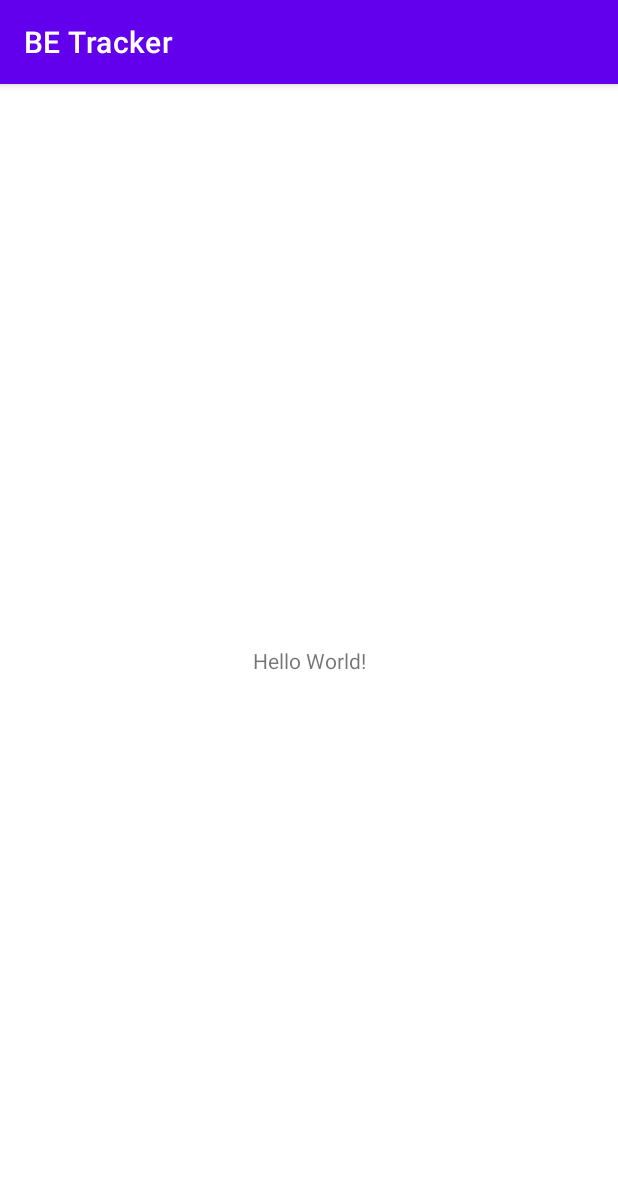
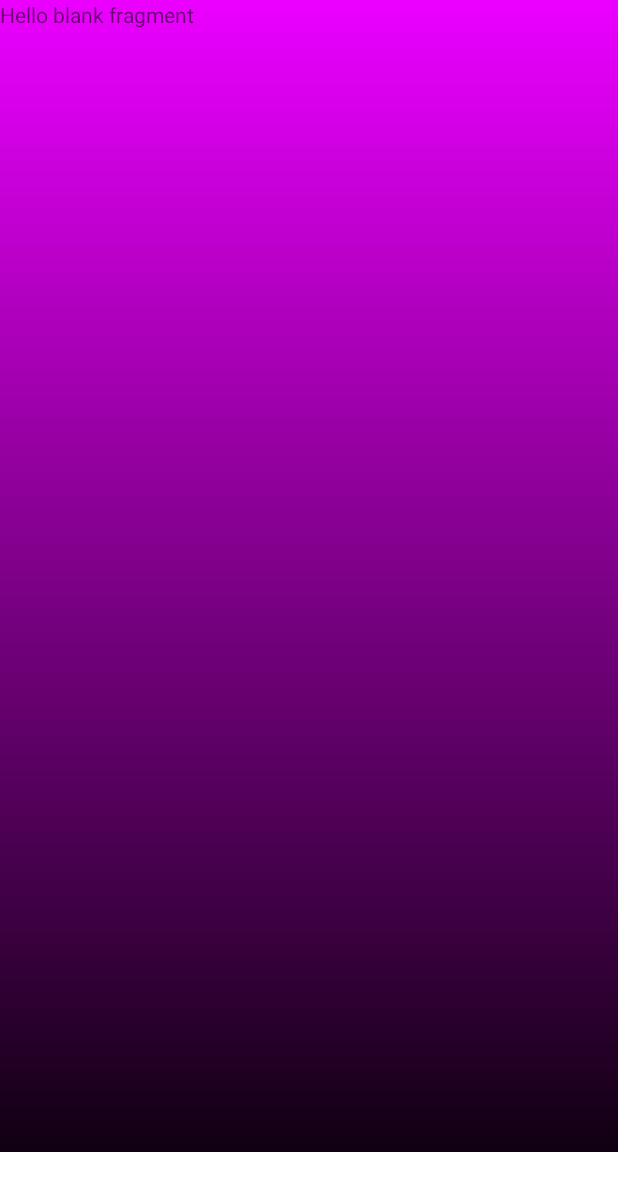
Before and after one commit to J-cart/BE_Tracker, an Android app: the screen it shows after launch (MainActivity), on a phone screen of 412 x 824 dp. Shown: the top 1191 px of the screen. Run offline under Robolectric (Android 15) with nearby library versions, the phone set to English and light mode, and no system bars; our stand-ins replace navigation-ui.

Commit message:
fragment setup done(navigation), added colors, changed theme

```diff
--- a/app/src/main/java/com/starshine/betracker/MainActivity.kt
+++ b/app/src/main/java/com/starshine/betracker/MainActivity.kt
@@ -2,10 +2,39 @@ package com.starshine.betracker
 
 import androidx.appcompat.app.AppCompatActivity
 import android.os.Bundle
+import androidx.core.view.isVisible
+import androidx.navigation.NavController
+import androidx.navigation.fragment.NavHostFragment
+import androidx.navigation.fragment.findNavController
+import androidx.navigation.ui.AppBarConfiguration
+import androidx.navigation.ui.setupWithNavController
+import com.starshine.betracker.databinding.ActivityMainBinding
 
 class MainActivity : AppCompatActivity() {
+    private lateinit var binding: ActivityMainBinding
+    private lateinit var navController: NavController
+    private lateinit var appBarConfiguration: AppBarConfiguration
+
     override fun onCreate(savedInstanceState: Bundle?) {
         super.onCreate(savedInstanceState)
-        setContentView(R.layout.activity_main)
+        binding = ActivityMainBinding.inflate(layoutInflater)
+        setContentView(binding.root)
+        appBarConfiguration = AppBarConfiguration(setOf(
+            R.id.signIn,
+        ))
+
+        val fragHost = supportFragmentManager.findFragmentById(R.id.fragHost) as NavHostFragment
+        navController = fragHost.findNavController()
+
+        navController.addOnDestinationChangedListener { _, destination, _->
+            binding.bottomNav.isVisible = appBarConfiguration.topLevelDestinations.contains(destination.id)
+
+        }
+        binding.bottomNav.setupWithNavController(navController)
+    }
+
+
+    override fun onSupportNavigateUp(): Boolean {
+        return navController.navigateUp() || super.onSupportNavigateUp()
     }
 }
--- /dev/null
+++ b/app/src/main/java/com/starshine/betracker/ui/SignIn.kt
@@ -0,0 +1,22 @@
+package com.starshine.betracker.ui
+
+import android.os.Bundle
+import androidx.fragment.app.Fragment
+import android.view.LayoutInflater
+import android.view.View
+import android.view.ViewGroup
+import com.starshine.betracker.R
+import com.starshine.betracker.databinding.FragmentSignInBinding
+
+class SignIn : Fragment() {
+    private lateinit var binding:FragmentSignInBinding
+    override fun onCreateView(
+        inflater: LayoutInflater, container: ViewGroup?,
+        savedInstanceState: Bundle?
+    ): View? {
+        // Inflate the layout for this fragment
+        binding = FragmentSignInBinding.inflate(inflater, container, false)
+        return binding.root
+    }
+
+}
--- /dev/null
+++ b/app/src/main/res/drawable/main_background_gradient.xml
@@ -0,0 +1,10 @@
+<?xml version="1.0" encoding="utf-8"?>
+<shape xmlns:android="http://schemas.android.com/apk/res/android">
+
+    <gradient
+        android:angle="90"
+        android:type="linear"
+        android:startColor="@color/black"
+        android:endColor="@color/be_purple"
+        />
+</shape>
--- a/app/src/main/res/layout/activity_main.xml
+++ b/app/src/main/res/layout/activity_main.xml
@@ -4,15 +4,29 @@
     xmlns:tools="http://schemas.android.com/tools"
     android:layout_width="match_parent"
     android:layout_height="match_parent"
+    android:background="@drawable/main_background_gradient"
     tools:context=".MainActivity">
 
-    <TextView
-        android:layout_width="wrap_content"
+    <androidx.fragment.app.FragmentContainerView
+        android:id="@+id/fragHost"
+        android:name="androidx.navigation.fragment.NavHostFragment"
+        android:layout_width="match_parent"
+        android:layout_height="0dp"
+        android:layout_above="@id/bottomNav"
+        app:defaultNavHost="true"
+        app:layout_constraintBottom_toTopOf="@+id/bottomNav"
+        app:layout_constraintEnd_toEndOf="parent"
+        app:layout_constraintStart_toStartOf="parent"
+        app:layout_constraintTop_toTopOf="parent"
+        app:navGraph="@navigation/main_navigation" />
+
+    <com.google.android.material.bottomnavigation.BottomNavigationView
+        android:id="@+id/bottomNav"
+        android:layout_width="match_parent"
         android:layout_height="wrap_content"
-        android:text="Hello World!"
+        android:layout_alignParentBottom="true"
         app:layout_constraintBottom_toBottomOf="parent"
         app:layout_constraintEnd_toEndOf="parent"
         app:layout_constraintStart_toStartOf="parent"
-        app:layout_constraintTop_toTopOf="parent" />
-
+        app:menu="@menu/bottom_nav" />
 </androidx.constraintlayout.widget.ConstraintLayout>
--- /dev/null
+++ b/app/src/main/res/layout/fragment_sign_in.xml
@@ -0,0 +1,14 @@
+<?xml version="1.0" encoding="utf-8"?>
+<FrameLayout xmlns:android="http://schemas.android.com/apk/res/android"
+    xmlns:tools="http://schemas.android.com/tools"
+    android:layout_width="match_parent"
+    android:layout_height="match_parent"
+    tools:context=".ui.SignIn">
+
+    <!-- TODO: Update blank fragment layout -->
+    <TextView
+        android:layout_width="match_parent"
+        android:layout_height="match_parent"
+        android:text="@string/hello_blank_fragment" />
+
+</FrameLayout>
--- /dev/null
+++ b/app/src/main/res/menu/bottom_nav.xml
@@ -0,0 +1,4 @@
+<?xml version="1.0" encoding="utf-8"?>
+<menu xmlns:android="http://schemas.android.com/apk/res/android">
+
+</menu>
--- /dev/null
+++ b/app/src/main/res/navigation/main_navigation.xml
@@ -0,0 +1,13 @@
+<?xml version="1.0" encoding="utf-8"?>
+<navigation xmlns:android="http://schemas.android.com/apk/res/android"
+    xmlns:app="http://schemas.android.com/apk/res-auto"
+    xmlns:tools="http://schemas.android.com/tools"
+    android:id="@+id/navigation.xml"
+    app:startDestination="@id/signIn">
+
+    <fragment
+        android:id="@+id/signIn"
+        android:name="com.starshine.betracker.ui.SignIn"
+        android:label="fragment_sign_in"
+        tools:layout="@layout/fragment_sign_in" />
+</navigation>
--- a/app/src/main/res/values-night/themes.xml
+++ b/app/src/main/res/values-night/themes.xml
@@ -1,6 +1,6 @@
 <resources xmlns:tools="http://schemas.android.com/tools">
     <!-- Base application theme. -->
-    <style name="Theme.BETracker" parent="Theme.MaterialComponents.DayNight.DarkActionBar">
+    <style name="Theme.BETracker" parent="Theme.MaterialComponents.DayNight.NoActionBar">
         <!-- Primary brand color. -->
         <item name="colorPrimary">@color/purple_200</item>
         <item name="colorPrimaryVariant">@color/purple_700</item>
@@ -10,7 +10,7 @@
         <item name="colorSecondaryVariant">@color/teal_200</item>
         <item name="colorOnSecondary">@color/black</item>
         <!-- Status bar color. -->
-        <item name="android:statusBarColor">?attr/colorPrimaryVariant</item>
+        <item name="android:statusBarColor">@color/be_purple</item>
         <!-- Customize your theme here. -->
     </style>
 </resources>
--- a/app/src/main/res/values/colors.xml
+++ b/app/src/main/res/values/colors.xml
@@ -7,4 +7,11 @@
     <color name="teal_700">#FF018786</color>
     <color name="black">#FF000000</color>
     <color name="white">#FFFFFFFF</color>
+
+    <color name="be_purple">#EB00FF</color>
+    <color name="be_red">#FF0000</color>
+    <color name="be_green">#00FF19</color>
+    <color name="be_yellow">#FFD600</color>
+    <color name="be_brown">#730000</color>
+    <color name="be_blue">#0066FF</color>
 </resources>
--- a/app/src/main/res/values/strings.xml
+++ b/app/src/main/res/values/strings.xml
@@ -1,3 +1,5 @@
 <resources>
     <string name="app_name">BE Tracker</string>
+    <!-- TODO: Remove or change this placeholder text -->
+    <string name="hello_blank_fragment">Hello blank fragment</string>
 </resources>
--- a/app/src/main/res/values/themes.xml
+++ b/app/src/main/res/values/themes.xml
@@ -1,6 +1,6 @@
 <resources xmlns:tools="http://schemas.android.com/tools">
     <!-- Base application theme. -->
-    <style name="Theme.BETracker" parent="Theme.MaterialComponents.DayNight.DarkActionBar">
+    <style name="Theme.BETracker" parent="Theme.MaterialComponents.DayNight.NoActionBar">
         <!-- Primary brand color. -->
         <item name="colorPrimary">@color/purple_500</item>
         <item name="colorPrimaryVariant">@color/purple_700</item>
@@ -10,7 +10,7 @@
         <item name="colorSecondaryVariant">@color/teal_700</item>
         <item name="colorOnSecondary">@color/black</item>
         <!-- Status bar color. -->
-        <item name="android:statusBarColor">?attr/colorPrimaryVariant</item>
+        <item name="android:statusBarColor">@color/be_purple</item>
         <!-- Customize your theme here. -->
     </style>
 </resources>
```
